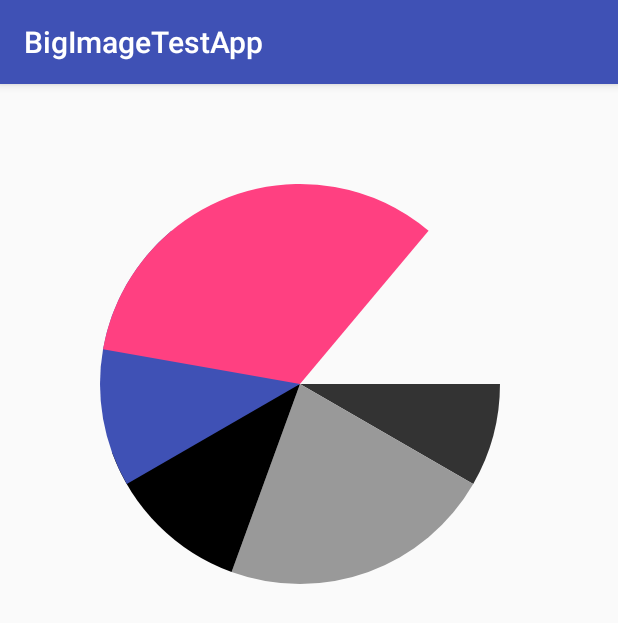
After one commit to ZGaoFei/CustomerViewTest, an Android app: the CanvasActivity screen opened directly, with no data from a screen before it, on a phone screen of 412 x 824 dp. The commit adds this screen. Shown: the top 623 px of the screen. Run offline under Robolectric (Android 15) with nearby library versions, the phone set to English and light mode, and no system bars.

Commit message:
添加自定义View的学习示例

```diff
--- a/app/src/main/AndroidManifest.xml
+++ b/app/src/main/AndroidManifest.xml
@@ -19,7 +19,8 @@
         <activity android:name=".bigimage.BigImageActivity" />
         <activity android:name=".customer.CounterViewActivity" />
         <activity android:name=".mylistview.CustomerListViewActivity" />
-        <activity android:name=".customertext.CustomerViewActivity"></activity>
+        <activity android:name=".customertext.CustomerViewActivity" />
+        <activity android:name=".canvas.CanvasActivity"></activity>
     </application>
 
 </manifest>
--- a/app/src/main/java/cn/com/nggirl/bigimagetestapp/MainActivity.java
+++ b/app/src/main/java/cn/com/nggirl/bigimagetestapp/MainActivity.java
@@ -6,6 +6,7 @@ import android.view.View;
 import android.widget.Button;
 
 import cn.com.nggirl.bigimagetestapp.bigimage.BigImageActivity;
+import cn.com.nggirl.bigimagetestapp.canvas.CanvasActivity;
 import cn.com.nggirl.bigimagetestapp.customer.CounterViewActivity;
 import cn.com.nggirl.bigimagetestapp.customertext.CustomerViewActivity;
 import cn.com.nggirl.bigimagetestapp.mylistview.CustomerListViewActivity;
@@ -53,6 +54,14 @@ public class MainActivity extends AppCompatActivity {
             }
         });
 
+        Button btCanvas = (Button) findViewById(R.id.bt_skip_canvas);
+        btCanvas.setOnClickListener(new View.OnClickListener() {
+            @Override
+            public void onClick(View v) {
+                CanvasActivity.start(MainActivity.this);
+            }
+        });
+
     }
 
 }
--- /dev/null
+++ b/app/src/main/java/cn/com/nggirl/bigimagetestapp/canvas/CanvasActivity.java
@@ -0,0 +1,28 @@
+package cn.com.nggirl.bigimagetestapp.canvas;
+
+import android.content.Context;
+import android.content.Intent;
+import android.os.Bundle;
+import android.support.v7.app.AppCompatActivity;
+
+import cn.com.nggirl.bigimagetestapp.R;
+
+public class CanvasActivity extends AppCompatActivity {
+
+    public static void start(Context context) {
+        context.startActivity(new Intent(context, CanvasActivity.class));
+    }
+
+    @Override
+    protected void onCreate(Bundle savedInstanceState) {
+        super.onCreate(savedInstanceState);
+        setContentView(R.layout.activity_canvas);
+
+        initView();
+    }
+
+    private void initView() {
+
+    }
+
+}
--- /dev/null
+++ b/app/src/main/java/cn/com/nggirl/bigimagetestapp/canvas/CanvasView.java
@@ -0,0 +1,180 @@
+package cn.com.nggirl.bigimagetestapp.canvas;
+
+import android.content.Context;
+import android.graphics.Canvas;
+import android.graphics.Paint;
+import android.graphics.RectF;
+import android.support.annotation.Nullable;
+import android.support.v4.content.ContextCompat;
+import android.util.AttributeSet;
+import android.view.View;
+
+import cn.com.nggirl.bigimagetestapp.R;
+
+
+public class CanvasView extends View {
+    private Context mContext;
+
+    private Paint mPaint;
+
+    public CanvasView(Context context) {
+        this(context, null);
+    }
+
+    public CanvasView(Context context, @Nullable AttributeSet attrs) {
+        this(context, attrs, 0);
+    }
+
+    public CanvasView(Context context, @Nullable AttributeSet attrs, int defStyleAttr) {
+        super(context, attrs, defStyleAttr);
+        init(context);
+        initPaint();
+    }
+
+    private void init(Context context) {
+        mContext = context;
+    }
+
+    /**
+     * 初始化画笔
+     * FILL：填充，将绘制的区域进行填充绘制
+     * STROKE：描边，在绘制的区域外添加一个边界区域，仅绘制边界区域
+     * FILL_AND_STROKE：描边和填充，将绘制的区域进行填充绘制，在绘制的区域外再添加一个边界区域进行绘制
+     *
+     */
+    private void initPaint() {
+        mPaint = new Paint();
+
+        mPaint.setColor(ContextCompat.getColor(mContext, R.color.black));
+        mPaint.setStyle(Paint.Style.STROKE);
+        mPaint.setAntiAlias(true);
+        mPaint.setStrokeWidth(3f);
+    }
+
+    @Override
+    protected void onMeasure(int widthMeasureSpec, int heightMeasureSpec) {
+        super.onMeasure(widthMeasureSpec, heightMeasureSpec);
+
+    }
+
+    @Override
+    protected void onLayout(boolean changed, int left, int top, int right, int bottom) {
+        super.onLayout(changed, left, top, right, bottom);
+
+    }
+
+    @Override
+    protected void onDraw(Canvas canvas) {
+        super.onDraw(canvas);
+
+//        canvasDraw(canvas);
+        drawTest(canvas);
+    }
+
+    private void canvasDraw(Canvas canvas) {
+        // 绘制点
+        /*canvas.drawPoint(10, 10, mPaint);//绘制一个点
+
+        canvas.drawPoints(new float[]{// 绘制一组点
+                200, 100,
+                200, 200,
+                200, 300
+        }, mPaint);*/
+
+        // 绘制线
+//        canvas.drawLine(100, 100, 200, 200, mPaint);
+
+        /*canvas.drawLines(new float[]{
+                120, 120, 220, 220,
+                150, 150, 250, 250
+        }, mPaint);*/
+
+        //绘制矩形
+        /*canvas.drawRect(130, 130, 260, 260, mPaint);
+
+        Rect rect = new Rect(140, 140, 270, 270);
+        canvas.drawRect(rect, mPaint);
+
+        RectF rectF = new RectF(150, 150, 280, 280);
+        canvas.drawRect(rectF, mPaint);*/
+
+        // 绘制圆角矩形
+        /*RectF rectF1 = new RectF(150, 150, 280, 280);
+        canvas.drawRoundRect(rectF1, 30, 30, mPaint);*/
+
+//        canvas.drawRoundRect(10, 20, 150, 260, 90, 90, mPaint);
+
+        //绘制圆角矩形的圆角半径如果大于边的长度的一半，按一半计算
+        /*RectF rectF2 = new RectF(100, 100, 600, 400);
+
+        mPaint.setColor(ContextCompat.getColor(mContext, R.color.color_33));
+        mPaint.setStyle(Paint.Style.FILL);
+        canvas.drawRect(rectF2, mPaint);
+        mPaint.setColor(ContextCompat.getColor(mContext, R.color.color_99));
+        mPaint.setStyle(Paint.Style.FILL);
+        canvas.drawRoundRect(rectF2, 200, 200, mPaint);*/
+
+        // 绘制椭圆
+//        canvas.drawOval(100, 100, 600, 400, mPaint);
+
+//        RectF rectF3 = new RectF(100, 100, 600, 400);
+//        canvas.drawOval(rectF3, mPaint);
+//        RectF rectF4 = new RectF(100, 100, 600, 600);//当椭圆的长和宽一致是就是圆
+//        canvas.drawOval(rectF4, mPaint);
+
+        //绘制圆
+//        canvas.drawCircle(300, 300, 200, mPaint);
+
+        // 绘制圆弧
+        RectF rectF5 = new RectF(10, 10, 600, 400);
+        mPaint.setColor(ContextCompat.getColor(mContext, R.color.color_99));
+        mPaint.setStyle(Paint.Style.FILL);
+        canvas.drawRect(rectF5, mPaint);
+        mPaint.setColor(ContextCompat.getColor(mContext, R.color.color_33));
+
+        /**
+         * RectF rectF5 = new RectF(10, 10, 600, 400);
+         * 确定圆弧所在矩形的范围内进行绘制
+         *
+         * startAngle：开始绘制的角度进行顺时针绘制
+         * 圆弧开始绘制的起点的位置
+         * sweepAngle：圆弧扫过的角度
+         * 圆弧绘制过程经过圆心扫过的角度
+         */
+        canvas.drawArc(rectF5, 90, 90, false, mPaint);
+        canvas.drawArc(rectF5, 0, 90, false, mPaint);
+        canvas.drawArc(rectF5, 180, 90, false, mPaint);
+        canvas.drawArc(rectF5, 270, 90, false, mPaint);
+
+//        canvas.drawArc(200, 100, 700, 450, 60, 60, false, mPaint);
+
+
+    }
+
+    /**
+     * 绘制一个饼状图
+     */
+    private void drawTest(Canvas canvas) {
+//        mPaint.setStyle(Paint.Style.STROKE);
+//        mPaint.setColor(ContextCompat.getColor(mContext, R.color.black));
+//        canvas.drawCircle(300, 300, 200, mPaint);
+
+        RectF rectF = new RectF(100, 100, 500, 500);
+        mPaint.setStyle(Paint.Style.FILL);
+
+        mPaint.setColor(ContextCompat.getColor(mContext, R.color.color_33));
+        canvas.drawArc(rectF, 0, 30, true, mPaint);
+
+        mPaint.setColor(ContextCompat.getColor(mContext, R.color.color_99));
+        canvas.drawArc(rectF, 30, 80, true, mPaint);
+
+        mPaint.setColor(ContextCompat.getColor(mContext, R.color.black));
+        canvas.drawArc(rectF, 110, 50, true, mPaint);
+
+        mPaint.setColor(ContextCompat.getColor(mContext, R.color.colorPrimary));
+        canvas.drawArc(rectF, 150, 80, true, mPaint);
+
+        mPaint.setColor(ContextCompat.getColor(mContext, R.color.colorAccent));
+        canvas.drawArc(rectF, 190, 120, true, mPaint);
+    }
+}
--- /dev/null
+++ b/app/src/main/res/layout/activity_canvas.xml
@@ -0,0 +1,15 @@
+<?xml version="1.0" encoding="utf-8"?>
+<LinearLayout xmlns:android="http://schemas.android.com/apk/res/android"
+    xmlns:app="http://schemas.android.com/apk/res-auto"
+    xmlns:tools="http://schemas.android.com/tools"
+    android:layout_width="match_parent"
+    android:layout_height="match_parent"
+    android:orientation="vertical"
+    tools:context="cn.com.nggirl.bigimagetestapp.canvas.CanvasActivity">
+
+    <cn.com.nggirl.bigimagetestapp.canvas.CanvasView
+        android:id="@+id/canvas_view"
+        android:layout_width="match_parent"
+        android:layout_height="match_parent" />
+
+</LinearLayout>
--- a/app/src/main/res/layout/activity_main.xml
+++ b/app/src/main/res/layout/activity_main.xml
@@ -30,4 +30,10 @@
         android:layout_height="wrap_content"
         android:text="counter customer view page" />
 
+    <Button
+        android:id="@+id/bt_skip_canvas"
+        android:layout_width="match_parent"
+        android:layout_height="wrap_content"
+        android:text="canvas test" />
+
 </LinearLayout>
--- a/app/src/main/res/values/colors.xml
+++ b/app/src/main/res/values/colors.xml
@@ -3,4 +3,9 @@
     <color name="colorPrimary">#3F51B5</color>
     <color name="colorPrimaryDark">#303F9F</color>
     <color name="colorAccent">#FF4081</color>
+
+    <color name="white">#ffffff</color>
+    <color name="black">#000000</color>
+    <color name="color_33">#333333</color>
+    <color name="color_99">#999999</color>
 </resources>
```
